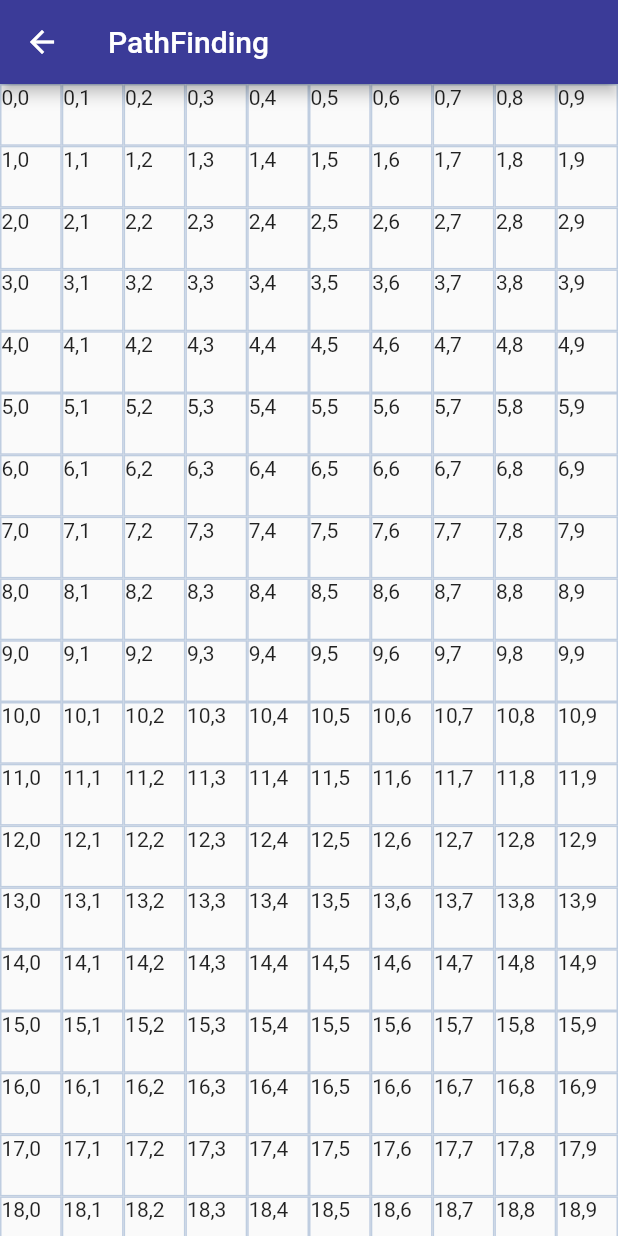
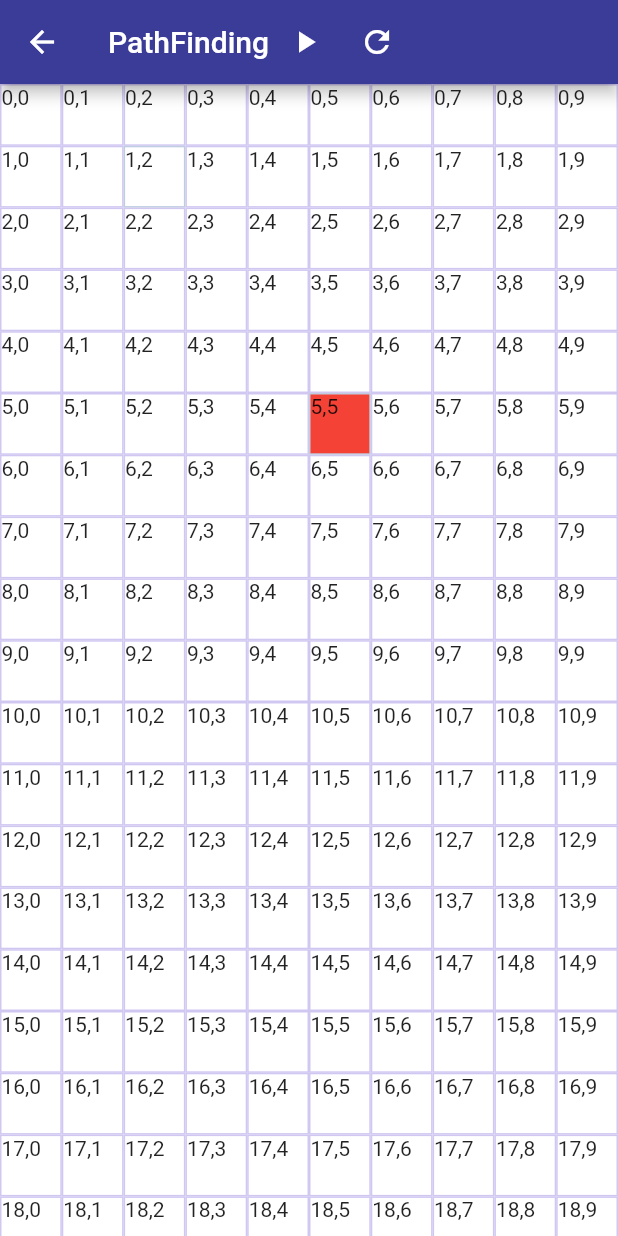
Before and after one commit to iamfauz/Algo-Whiz, a Flutter app: the screen it shows after launch, after a tap on "Pathfinding", on a phone screen of 412 x 824 dp. Run offline on Flutter 3.47's test engine with Material 2 defaults, Android fonts, the phone set to English and light mode, and no system bars.

Commit message:
Implemented BFS algorithm

```diff
--- a/algo_whiz/lib/model/node.dart
+++ b/algo_whiz/lib/model/node.dart
@@ -3,14 +3,26 @@ import 'package:flutter/material.dart';
 class Node {
   final int x;
   final int y;
-  bool isVisitedNode;
+  final int index;
+  bool isVisited;
   bool belongsToPath;
   bool isStartNode;
-  bool isEndNode;
+  bool isTargetNode;
 
   Node(
       {@required this.x,
       @required this.y,
-      isVisited = false,
-      belongsToPath = false});
+      @required this.index,
+      this.isStartNode = false,
+      this.isTargetNode = false,
+      this.isVisited = false,
+      this.belongsToPath = false});
+
+  @override
+  bool operator ==(Object other) =>
+      other is Node && other.x == x && other.y == y;
+
+  @override
+  int get hashCode => "$x:$y".hashCode;
+
 }
--- a/algo_whiz/lib/ui/pathfinding_scaffold.dart
+++ b/algo_whiz/lib/ui/pathfinding_scaffold.dart
@@ -17,46 +17,96 @@ class _PathfindingScaffoldState extends State<PathfindingScaffold> {
   Widget build(BuildContext context) {
     return Scaffold(
       appBar: AppBar(
-        title: Text("PathFinding"),
+        title: Consumer<PathFindingViewModel>(
+            builder: (BuildContext context, PathFindingViewModel value,
+                    Widget child) =>
+                Row(
+                  children: <Widget>[
+                    Text("PathFinding"),
+                    IconButton(
+                      icon: Icon(Icons.play_arrow),
+                      onPressed: () {
+                        value.bfs();
+                      },
+                    ), IconButton(
+                      icon: Icon(Icons.refresh),
+                      onPressed: () {
+                        value.reset();
+                      },
+                    )
+                  ],
+                )),
         backgroundColor: primaryColor,
       ),
       body: SafeArea(
-          child: Consumer<PathFindingViewModel>(
-        builder:
-            (BuildContext context, PathFindingViewModel value, Widget child) =>
-                NodeGrid(model: value),
-      )),
+        child: NodeGrid(),
+      ),
     );
   }
 }
 
 /// The UI container that holds a node
-class NodeContainer extends StatelessWidget {
+class NodeContainer extends StatefulWidget {
   const NodeContainer({
     Key key,
-    this.node,
+    this.nodeIndex,
+
   }) : super(key: key);
 
-  final Node node;
+  final int nodeIndex;
   @override
-  Widget build(BuildContext context) {
-    return AnimatedContainer(
-        duration: Duration(milliseconds: 100),
-        child: Container(
-            child: Text("${node.x.toString()},${node.y.toString()}"),
-            height: nodeContainerHeight,
-            width: nodeContainerWidth,
-            decoration: BoxDecoration(
-              border: Border.all(color: colorLightSteelBlue),
-            )));
+  _NodeContainerState createState() => _NodeContainerState();
+}
+
+class _NodeContainerState extends State<NodeContainer> {
+  BoxDecoration _getBoxDecoration(Node node) {
+    if (node.isVisited) {
+      return BoxDecoration(
+        color:  swatchColors[700],
+        border: Border.all(color:swatchColors[500]),
+      );
+    } else if (node.isTargetNode) {
+      return BoxDecoration(
+        color: Colors.red,
+        border: Border.all(color: colorLightSteelBlue),
+      );
+    } else if (node.isStartNode) {
+      return BoxDecoration(
+        color: Colors.white,
+        border: Border.all(color: colorLightSteelBlue),
+      );
+    } else if (node.belongsToPath) {
+      return BoxDecoration(
+        color: Colors.yellow,
+        border: Border.all(color: colorLightSteelBlue),
+      );
+    } else {
+      return BoxDecoration(
+        color: Colors.white,
+        border: Border.all(color: swatchColors[100])
+      );
+    }
   }
+
+  @override
+  Widget build(BuildContext context) => Consumer<PathFindingViewModel>(builder:
+          (BuildContext context, PathFindingViewModel value, Widget child) {
+        Node node = value.nodes[widget.nodeIndex];
+        return AnimatedContainer(
+            decoration: _getBoxDecoration(node),
+            duration: Duration(milliseconds: 500),
+            child: Container(
+              child: Text("${node.x.toString()},${node.y.toString()}"),
+              height: nodeContainerHeight,
+              width: nodeContainerWidth,
+              // decoration: _getBoxDecoration(node),
+            ));
+      });
 }
 
 /// Widget that cotains all NodeContainera aligned in the form of Grid
 class NodeGrid extends StatefulWidget {
-  final PathFindingViewModel model;
-
-  const NodeGrid({Key key, this.model}) : super(key: key);
+  const NodeGrid({Key key}) : super(key: key);
 
   @override
   _NodeGridState createState() => _NodeGridState();
@@ -65,12 +115,19 @@ class NodeGrid extends StatefulWidget {
 class _NodeGridState extends State<NodeGrid> {
   @override
   Widget build(BuildContext context) {
+    double screenWidth = MediaQuery.of(context).size.width;
+    int noYAxisNodes = screenWidth ~/ nodeContainerWidth;
     return Container(
       child: GridView.count(
-        crossAxisCount: widget.model.noYaxisNodes,
+        crossAxisCount: noYAxisNodes,
         physics: NeverScrollableScrollPhysics(),
         children: <Widget>[
-          ...widget.model.nodes.map((node) => NodeContainer(node: node))
+          ...Provider.of<PathFindingViewModel>(context, listen: false)
+              .nodes
+              .map((node) =>
+                      NodeContainer(
+                        nodeIndex: node.index,
+                      ))
         ],
       ),
     );
--- a/algo_whiz/lib/viewmodel/pathfinding_view_model.dart
+++ b/algo_whiz/lib/viewmodel/pathfinding_view_model.dart
@@ -1,3 +1,5 @@
+import 'dart:collection';
+
 import 'package:algo_whiz/model/node.dart';
 import 'package:flutter/foundation.dart';
 import 'package:flutter/material.dart';
@@ -5,18 +7,24 @@ import 'package:flutter/material.dart';
 const double nodeContainerWidth = 40;
 const double nodeContainerHeight = 40;
 
+/// Viewmodel that contains all buisness logic for the Pathfindign Scaffold
 class PathFindingViewModel extends ChangeNotifier {
   /// List of nodes that belong to the graph
   List<Node> _nodes = [];
+  List<List<Node>> _graph = [];
   bool isAlgoComplete = false;
   int _noXAxisNodes;
   int _noYAxisNodes;
-
+  Node _startNode;
+  Node _targetNode;
 
   /// getters
   List<Node> get nodes => _nodes;
+  List<List<Node>> get graph => _graph;
   int get noXaxisNodes => _noXAxisNodes;
   int get noYaxisNodes => _noYAxisNodes;
+  Node get startNode => _startNode;
+  Node get targetNode => _targetNode;
 
   // setters
   set nodes(List<Node> newNodesList) {
@@ -25,20 +33,76 @@ class PathFindingViewModel extends ChangeNotifier {
     notifyListeners();
   }
 
+  /// Instantiates all Nodes and
+  /// maps them to the correct gris co-ordinates
   void initGraphNodes({BuildContext context}) {
-  /// Screen Width and height are required to calculate
-  /// the total number of nodes required for the graph
+    /// Screen Width and height are required to calculate
+    /// the total number of nodes required for the graph
     double screenWidth = MediaQuery.of(context).size.width;
     double screenHeight = MediaQuery.of(context).size.height - kToolbarHeight;
     _noYAxisNodes = screenWidth ~/ nodeContainerWidth;
     _noXAxisNodes = screenHeight ~/ nodeContainerHeight;
 
     List<Node> nodes = [];
+    int index = -1;
     for (int x = 0; x < _noXAxisNodes; x++) {
       for (int y = 0; y < _noYAxisNodes; y++) {
-        nodes.add(Node(x: x, y: y));
+        index++;
+        Node node;
+        if ((x == 1) && (y == 2)) {
+          node = Node(x: x, y: y, isStartNode: true, index: index);
+          _startNode = node;
+        } else if ((x == 5) && (y == 5)) {
+          node = Node(x: x, y: y, isTargetNode: true, index: index);
+          _targetNode = node;
+        } else {
+          node = Node(x: x, y: y, index: index);
+        }
+
+        nodes.add(node);
       }
     }
     _nodes = nodes;
   }
+
+  /// Breadth First Search Algorithm
+  bfs() async {
+    Queue<Node> queue = Queue();
+    Map exploredNodes = {_startNode.index: true};
+    queue.add(_startNode);
+    while (queue.isNotEmpty) {
+      Node currentNode = queue.removeFirst();
+      _nodes[currentNode.index].isVisited = true;
+      if (currentNode == targetNode) {
+        return;
+      }
+      List neighbours = getNeighbours(currentNode);
+      neighbours.forEach((node) {
+        if (exploredNodes[node.index] == null || !exploredNodes[node.index]) {
+          queue.add(node);
+          exploredNodes[node.index] = true;
+        }
+      });
+      await Future.delayed(Duration(milliseconds: 100));
+      notifyListeners();
+    }
+  }
+
+  /// Gets Neighbours in the grid
+  /// A node A is considered to be a neighbor of B,
+  /// if A is perpendicular to B
+  List<Node> getNeighbours(Node rootNode) => _nodes
+      .where((node) =>
+          (((rootNode.x == node.x && (rootNode.y - node.y).abs() == 1) ||
+              (rootNode.y == node.y && (rootNode.x - node.x).abs() == 1))))
+      .toList();
+
+  /// Resets the statuses of all nodes
+  void reset() {
+    _nodes.forEach((node) {
+      node.isVisited = false;
+      node.belongsToPath = false;
+    });
+    notifyListeners();
+  }
 }
```
Also changed, not shown: algo_whiz/lib/ui/sorting_scaffold.dart (+4 -7 lines), 1 other file.
